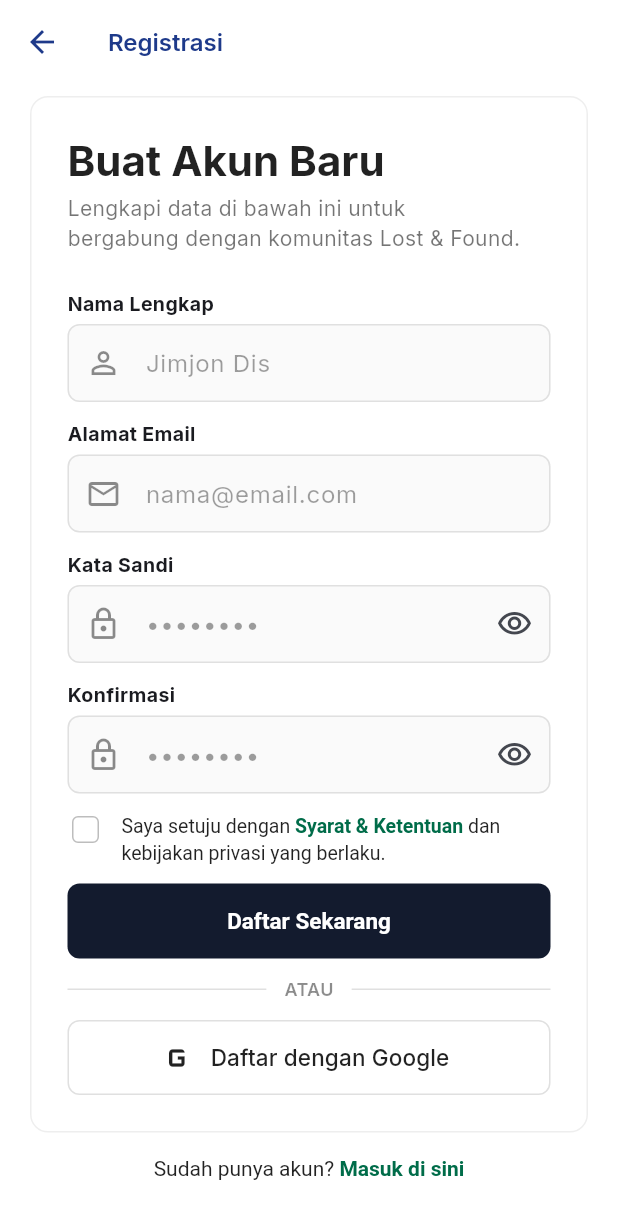
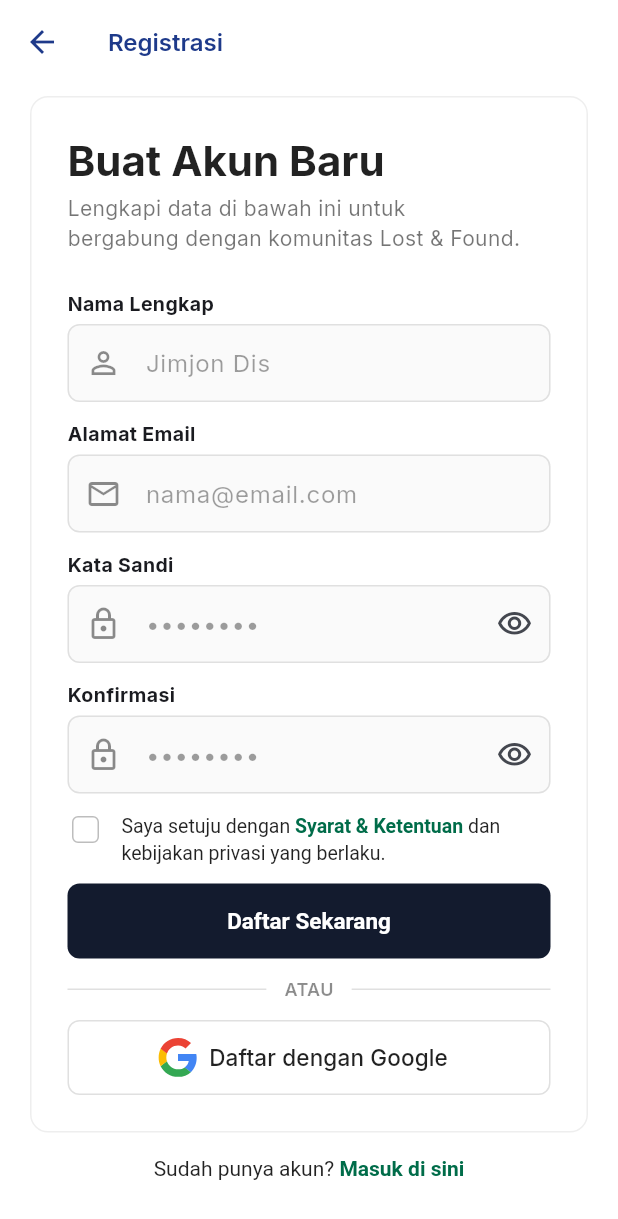
Before and after one commit to itsmeandra/LostnFound-App, a Flutter app: the RegisterScreen screen opened directly, on a phone screen of 412 x 824 dp. Shown: the top 1219 px of the screen. Run offline on Flutter 3.47's test engine with Material 3 defaults, Android fonts, the phone set to English and light mode, and no system bars; our stand-ins replace cached_network_image, flutter_image_compress, flutter_riverpod, flutter_svg, go_router, google_fonts and 3 more; accounts and stored records are empty.

Commit message:
style(auth): replace Google icon with SVG asset on login and register screens

```diff
--- a/lostnfound/lib/features/auth/screens/register_screen.dart
+++ b/lostnfound/lib/features/auth/screens/register_screen.dart
@@ -1,6 +1,7 @@
 import 'package:flutter/material.dart';
 import 'package:flutter/gestures.dart';
 import 'package:flutter_riverpod/flutter_riverpod.dart';
+import 'package:flutter_svg/svg.dart';
 import 'package:go_router/go_router.dart';
 import 'package:lostnfound/features/auth/provider/auth_provider.dart';
 import 'package:supabase_flutter/supabase_flutter.dart';
@@ -168,8 +169,8 @@ class _RegisterScreenState extends ConsumerState<RegisterScreen> {
       appBar: AppBar(
         backgroundColor: _bgColor,
         centerTitle: false,
+        // leadingWidth: 50,
         iconTheme: IconThemeData(color: _appBarTextColor),
-        // leading: BackButton(onPressed: () => context.pop()),
         title: Text(
           'Registrasi',
           style: TextStyle(
@@ -436,9 +437,10 @@ class _RegisterScreenState extends ConsumerState<RegisterScreen> {
                             borderRadius: BorderRadius.circular(8),
                           ),
                         ),
-                        icon: const Icon(
-                          Icons.g_mobiledata,
-                          size: 28,
+                        icon: SvgPicture.asset(
+                          'assets/icons/google.svg',
+                          width: 26,
+                          height: 26,
                         ), // Ganti dengan asset SVG untuk logo asli
                         label: const Text(
                           'Daftar dengan Google',
```
Also changed, not shown: lostnfound/lib/features/auth/screens/login_screen.dart (+6 -1 lines).
